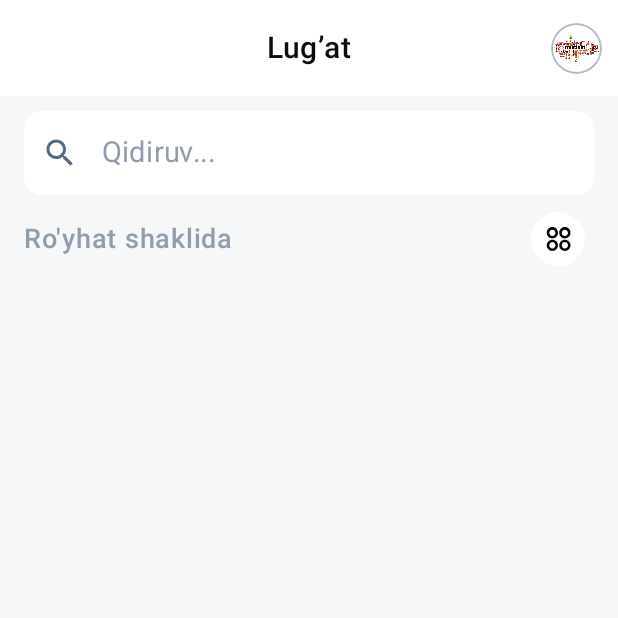
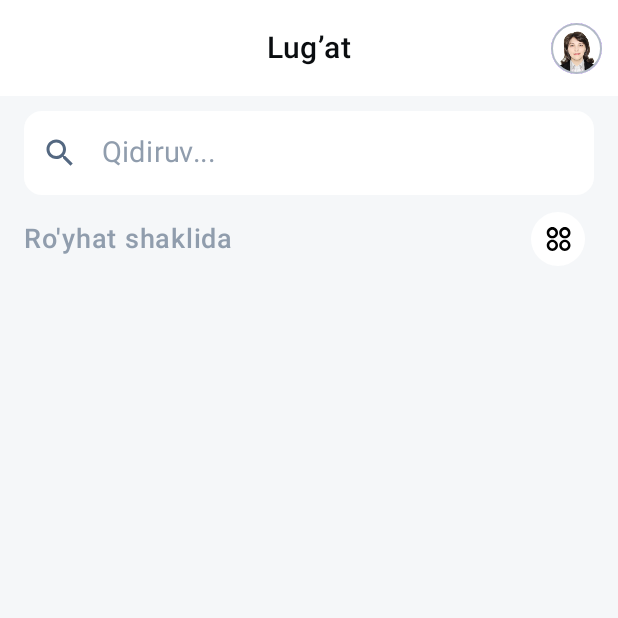
Before and after one commit to Orazbek06/LugatApp, an Android app built with Jetpack Compose: the screen it shows after launch (MainActivity), on a phone screen of 412 x 824 dp, the top half of it. Run offline under Robolectric (Android 15) with nearby library versions, the phone set to English and light mode, and no system bars; our stand-ins replace Dagger/Hilt's generated code, Room's generated code, livedata-compose, paging; libraries missing offline, so code that uses them is left out: com.google.android.play, org.apache.poi; 5 statements that could not run were skipped.

```diff
--- a/app/build.gradle.kts
+++ b/app/build.gradle.kts
@@ -14,8 +14,8 @@ android {
         applicationId = "uz.swlu.lugatapp"
         minSdk = 26
         targetSdk = 33
-        versionCode = 3
-        versionName = "1.0.2"
+        versionCode = 4
+        versionName = "1.0.3"
 
         testInstrumentationRunner = "androidx.test.runner.AndroidJUnitRunner"
         vectorDrawables {
--- a/app/src/main/java/uz/swlu/lugatapp/ui/screen/HomeScreen.kt
+++ b/app/src/main/java/uz/swlu/lugatapp/ui/screen/HomeScreen.kt
@@ -166,7 +166,7 @@ fun HomeScreen(
                             onClick = { onAboutClick() }
                         ) {
                             Image(
-                                painter = painterResource(id = R.drawable.ic_launcher),
+                                painter = painterResource(id = R.drawable.img_owner),
                                 contentDescription = "Action",
                                 modifier = Modifier
                                     .size(34.dp)
@@ -177,7 +177,6 @@ fun HomeScreen(
                                         shape = CircleShape
                                     )
                                     .background(Color.White, CircleShape)
-                                    .padding(2.dp)
                             )
                         }
                     },
```
